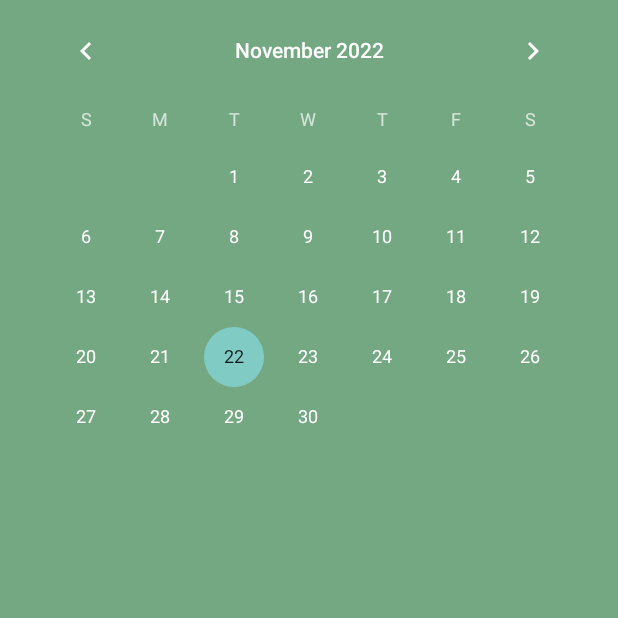
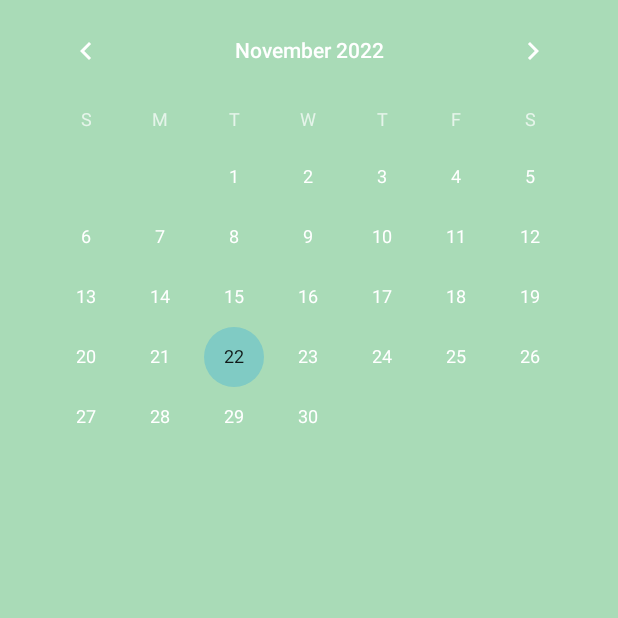
Before and after one commit to summer0573/Project_growDiary, an Android app: the CalendarActivity screen opened directly, with no data from a screen before it, on a phone screen of 412 x 824 dp, the top half of it. Run offline under Robolectric (Android 15) with nearby library versions, the phone set to English and light mode, and no system bars.

Commit message:
달력 색상 변경

```diff
--- a/app/src/main/res/layout/activity_calendar.xml
+++ b/app/src/main/res/layout/activity_calendar.xml
@@ -6,7 +6,7 @@
     android:layout_width="match_parent"
     android:layout_height="match_parent"
     android:orientation="vertical"
-    android:background="#74A882">
+    android:background="#A9DBB7">
 
     <CalendarView
         android:id="@+id/calendarView"
```
